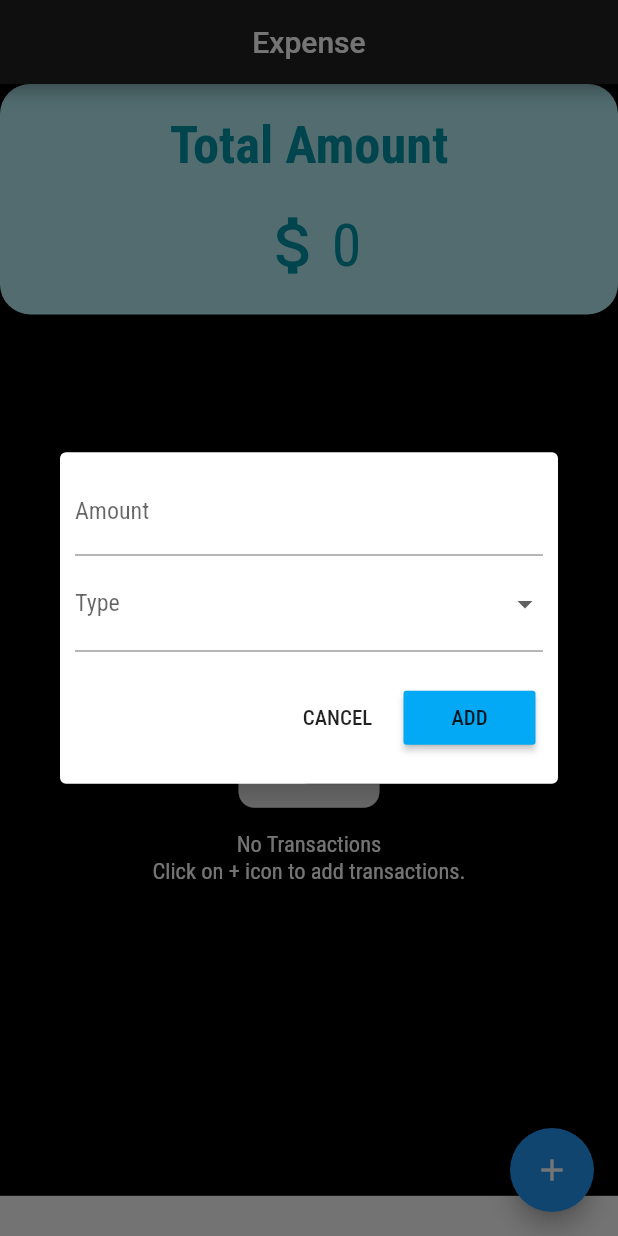
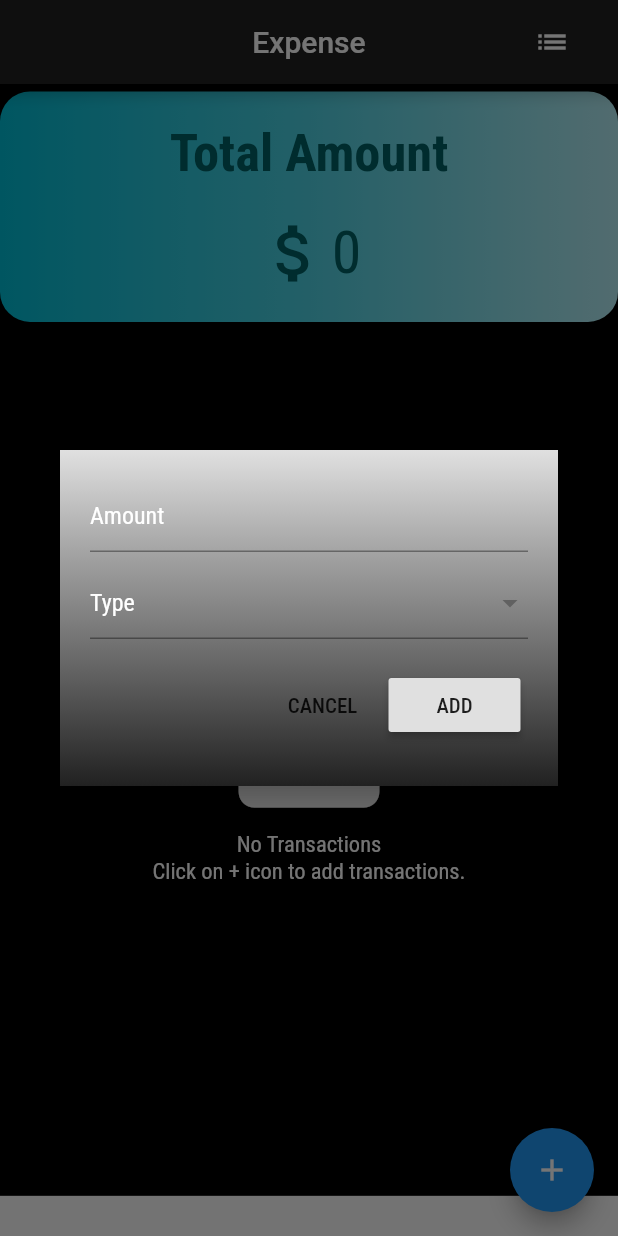
Before and after one commit to vaibhavjain30699/Expense_Flutter, a Flutter app: the screen it shows after launch, after a tap on the "add" icon, on a phone screen of 412 x 824 dp. Run offline on Flutter 3.47's test engine with Material 2 defaults, Android fonts, the light colour scheme and no system bars; our stand-ins replace google_fonts, sqflite; accounts and stored records are empty.

Commit message:
Small UI Changes

```diff
--- a/lib/main.dart
+++ b/lib/main.dart
@@ -2,7 +2,9 @@ import 'package:expense2/ExpenseDatabase.dart';
 import 'package:flutter/material.dart';
 import 'package:google_fonts/google_fonts.dart';
 import 'package:intl/intl.dart';
-import 'package:async/async.dart';
+
+List<ExpenseItem> _transactions = [];
+List<ExpenseItem> _monthlyTransactions = [];
 
 void main() => runApp(MyApp());
 
@@ -10,6 +12,7 @@ class MyApp extends StatelessWidget {
   @override
   Widget build(BuildContext context) {
     return MaterialApp(
+      debugShowCheckedModeBanner: false,
       title: 'Flutter Demo',
       theme: ThemeData(
         textTheme: GoogleFonts.robotoCondensedTextTheme(),
@@ -32,7 +35,6 @@ class MyHomePage extends StatefulWidget {
 class _MyHomePageState extends State<MyHomePage> {
 
   final ExpenseDBManger _expenseDBManger = new ExpenseDBManger();
-  List<ExpenseItem> _transactions = [];
   final GlobalKey<FormState> _formKey = GlobalKey<FormState>();
   final _amountController = TextEditingController();
   String _dropDownButtonValue = null;
@@ -56,16 +58,341 @@ class _MyHomePageState extends State<MyHomePage> {
       });
     });
   }
+  void getMonthlyTransactions(){
+    _expenseDBManger.getMonthlyTransactions().then((list){
+      setState(() {
+        _monthlyTransactions = list;
+      });
+    });
+  }
+
+  Widget listBody(){
+    if(_transactions.length>0){
+      return ListView.builder(
+        physics: BouncingScrollPhysics(),
+        itemCount: _transactions.length,
+        itemBuilder: (BuildContext context,int index){
+          Color background,textColor;
+          Widget logo;
+          if(_transactions[index].type=="Shopping"){
+            logo = Icon(Icons.shopping_cart,color: Colors.purple,size: 35,);
+            background = Colors.purple.shade100;
+            textColor = Colors.purple.shade900;
+          }
+          else if(_transactions[index].type=="Food"){
+            logo = Icon(Icons.fastfood,color: Colors.orange,size: 35,);
+            background = Colors.orange.shade100;
+            textColor = Colors.orange.shade900;
+          }
+          else if(_transactions[index].type=='Transportation'){
+            logo = Icon(Icons.directions_transit,color: Colors.green,size: 35,);
+            background = Colors.green.shade100;
+            textColor = Colors.green.shade900;
+          }
+          return Card(
+            shape: RoundedRectangleBorder(
+              borderRadius: BorderRadius.circular(15.0),
+            ),
+            color: background,
+            child: new ListTile(
+              leading: logo,
+              title: Column(
+                children: <Widget>[
+                  Text(
+                    _transactions[index].type,
+                    style: TextStyle(
+                      fontSize: 20,
+                      color: textColor,
+                    ),
+                  ),
+                  Text(_transactions[index].date,style: TextStyle(color: textColor),)
+                ],
+              ),
+              trailing: Text(
+                _transactions[index].amount.toString(),
+                style: TextStyle(
+                  fontSize: 25,
+                  color: textColor,
+                  fontWeight: FontWeight.bold,
+                ),
+              ),
+            ),
+          );
+        },
+      );
+    }
+    else{
+      return Center(
+        child: Column(
+          mainAxisSize: MainAxisSize.min,
+          children: <Widget>[
+            Icon(
+              Icons.account_balance_wallet,
+              color: Colors.white,
+              size: 125,
+            ),
+            Text(
+              'No Transactions\nClick on + icon to add transactions.',
+              textAlign: TextAlign.center,
+              style: TextStyle(
+                color: Colors.white,
+                fontSize: 15,
+              ),
+            ),
+          ],
+        ),
+      );
+    }
+  }
 
   @override
   Widget build(BuildContext context) {
 
-    //print(AppBar().preferredSize);
     double height = MediaQuery.of(context).size.height - 56.0;
-    //height -= double.parse(AppBar().preferredSize.toString());
-//    print(height);
     getTotalAmount();
     getTransaction();
+
+    return Scaffold(
+      appBar: new AppBar(
+        centerTitle: true,
+        title: Text("Expense"),
+        backgroundColor: Colors.grey.shade900,
+        actions: <Widget>[
+          FlatButton(
+            child: Icon(Icons.list,color: Colors.white,),
+            onPressed: (){
+              Navigator.push(context, MaterialPageRoute(builder: (context) => allTransactionsPage()));
+            },
+          )
+        ],
+      ),
+      body: Container(
+        color: Colors.black,
+        child: SingleChildScrollView(
+          child: Column(
+            children: <Widget>[
+              Padding(
+                padding: const EdgeInsets.only(top: 5),
+                child: Container(
+                  decoration: BoxDecoration(
+                    color: Colors.cyan.shade100,
+                    borderRadius: BorderRadius.all(Radius.circular(20.0)),
+                    gradient: LinearGradient(
+                      colors: [Colors.cyan.shade500,Colors.cyan.shade300,Colors.cyan.shade100]
+                    )
+                  ),
+                  height: height*0.2,
+//                color: Colors.cyan.shade100,
+                  child: Column(
+                    mainAxisAlignment: MainAxisAlignment.spaceEvenly,
+                    children: <Widget>[
+                      Text(
+                        'Total Amount',
+                        style: TextStyle(
+                          fontSize: 35,
+                          color: Colors.cyan.shade900,
+                          fontWeight: FontWeight.bold,
+                        ),
+                      ),
+                      Row(
+                        mainAxisAlignment: MainAxisAlignment.center,
+                        children: <Widget>[
+                          Icon(
+                            Icons.attach_money,
+                            size: 50,
+                            color: Colors.cyan.shade900,
+                          ),
+                          Text(
+                              (totalAmount==0)?'0':totalAmount.toString(),
+                            style: TextStyle(
+                              fontSize: 40,
+                              color: Colors.cyan.shade900,
+                            ),
+                          ),
+                        ],
+                      ),
+                    ],
+                  ),
+                ),
+              ),
+              Padding(
+                padding: const EdgeInsets.fromLTRB(0,6.6,0,0),
+                child: Container(
+                  height: height*0.75,
+                  child: listBody(),
+                ),
+              )
+            ],
+          ),
+        ),
+      ),
+      floatingActionButton: FloatingActionButton(
+        backgroundColor: Colors.blue.shade500,
+        child: Icon(Icons.add),
+        onPressed: (){
+          showDialog(
+            barrierDismissible: false,
+            context: context,
+            builder: (context){
+              return StatefulBuilder(
+                builder: (BuildContext context,StateSetter setState){
+                  return Dialog(
+                    shape: RoundedRectangleBorder(
+                      borderRadius: BorderRadius.circular(20.0)
+                    ),
+                    elevation: 10,
+                    backgroundColor: Colors.grey.shade900,
+                    child: Container(
+                      decoration: BoxDecoration(
+                        gradient: LinearGradient(
+                          begin: Alignment.topLeft,
+                          end: Alignment.bottomLeft,
+                          colors: [Colors.grey.shade300,Colors.grey.shade500,Colors.grey.shade700,Colors.grey.shade900],
+                        )
+                      ),
+                      child: Column(
+                        mainAxisSize: MainAxisSize.min,
+                        children: <Widget>[
+                          Form(
+                            key: _formKey,
+                            child: Padding(
+                              padding: const EdgeInsets.all(20),
+                              child: Column(
+                                children: <Widget>[
+                                  TextFormField(
+                                    keyboardType: TextInputType.number,
+                                    decoration: InputDecoration(labelText: "Amount",labelStyle: TextStyle(color: Colors.white),contentPadding: EdgeInsets.zero),
+                                    controller: _amountController,
+                                    validator: (val)=>(val.isNotEmpty)?(int.parse(val)<1000?null:"Amount >= 1000"):"Invalid",
+                                    style: TextStyle(
+                                      color: Colors.white
+                                    ),
+                                  ),
+                                  SizedBox(height: 10,),
+                                  DropdownButtonFormField(
+                                    decoration: InputDecoration(labelText: "Type",labelStyle: TextStyle(color: Colors.white),focusColor: Colors.grey,contentPadding: EdgeInsets.zero),
+                                    validator: (val)=>(val == null)?"Invalid":null,
+                                    value: _dropDownButtonValue,
+                                    onChanged: (value){
+                                      setState(() {
+                                        this._dropDownButtonValue = value;
+                                        print(_dropDownButtonValue);
+                                      });
+                                    },
+                                    style: TextStyle(
+                                      color: Colors.white
+                                    ),
+                                    onSaved: (value){
+                                      setState(() {
+                                        this._dropDownButtonValue = value;
+                                        print(_dropDownButtonValue);
+                                      });
+                                    },
+                                    items: <DropdownMenuItem>[
+                                      DropdownMenuItem(
+                                        value: "Shopping",
+                                        child: Row(
+                                          children: <Widget>[
+                                            SizedBox(width: 5,),
+                                            Icon(Icons.shopping_cart,color: Colors.purple,),
+                                            SizedBox(width: 5,),
+                                            Text("Shopping",style: TextStyle(color: Colors.black),),
+                                          ],
+                                        ),
+                                      ),
+                                      DropdownMenuItem(
+                                        value: "Food",
+                                        child: Row(
+                                          children: <Widget>[
+                                            SizedBox(width: 5,),
+                                            Icon(Icons.fastfood,color: Colors.orange,),
+                                            SizedBox(width: 5,),
+                                            Text("Food",style: TextStyle(color: Colors.black),),
+                                          ],
+                                        ),
+                                      ),
+                                      DropdownMenuItem(
+                                        value: "Transportation",
+                                        child: Row(
+                                          children: <Widget>[
+                                            SizedBox(width: 5,),
+                                            Icon(Icons.directions_transit,color: Colors.green,),
+                                            SizedBox(width: 5,),
+                                            Text("Transportation",style: TextStyle(color: Colors.black),),
+                                          ],
+                                        ),
+                                      ),
+                                    ].toList(),
+                                  ),
+                                  SizedBox(height: 20,),
+                                  Row(
+                                    mainAxisAlignment: MainAxisAlignment.end,
+                                    children: <Widget>[
+                                      FlatButton(
+                                        child: Text("CANCEL"),
+                                        onPressed: (){
+                                          Navigator.pop(context);
+                                          _amountController.clear();
+                                          _dropDownButtonValue = null;
+                                        },
+                                      ),
+                                      RaisedButton(
+                                        color: Colors.grey.shade300,
+                                        child: Text("ADD"),
+                                        onPressed: (){
+                                          _insertTransaction();
+                                          getTotalAmount();
+                                        },
+                                      ),
+                                      SizedBox(width: 5,)
+                                    ],
+                                  ),
+                                  SizedBox(height: 10,)
+                                ],
+                              ),
+                            ),
+                          )
+                        ],
+                      ),
+                    ),
+                  );
+                },
+              );
+            }
+          );
+        },
+      ),
+      floatingActionButtonLocation: FloatingActionButtonLocation.endFloat,
+    );
+  }
+
+  void _insertTransaction(){
+    if(_formKey.currentState.validate()){
+      var _dateTime = new DateTime.now();
+      ExpenseItem temp = new ExpenseItem(amount: int.parse(_amountController.text), type: _dropDownButtonValue, date: new DateFormat("dd-MM-yyyy").format(_dateTime), time: new DateFormat("H:m:s").format(_dateTime));
+      _expenseDBManger.addTransactions(temp).then((id){
+        print("Id = $id");
+        _amountController.clear();
+        _dropDownButtonValue = null;
+        _expenseDBManger.getAllItems().then((list){
+          setState(() {
+            _transactions = list;
+          });
+        });
+      });
+      Navigator.of(context,rootNavigator: true).pop();
+    }
+  }
+}
+
+
+
+class allTransactionsPage extends StatefulWidget {
+  @override
+  _allTransactionsPageState createState() => _allTransactionsPageState();
+}
+
+class _allTransactionsPageState extends State<allTransactionsPage> {
 
   Widget listBody(){
     if(_transactions.length>0){
@@ -150,287 +477,16 @@ class _MyHomePageState extends State<MyHomePage> {
     }
   }
 
+
+  @override
+  Widget build(BuildContext context) {
     return Scaffold(
-      appBar: new AppBar(
-        title: Center(child: Text("Expense")),
+      appBar: AppBar(
+        centerTitle: true,
+        title: Text('Transactions'),
         backgroundColor: Colors.grey.shade900,
       ),
-      body: Container(
-        color: Colors.black,
-        child: SingleChildScrollView(
-          child: Column(
-            children: <Widget>[
-              Container(
-                decoration: BoxDecoration(
-                  color: Colors.cyan.shade100,
-                  borderRadius: BorderRadius.all(Radius.circular(20.0)),
-                ),
-                height: height*0.2,
-//                color: Colors.cyan.shade100,
-                child: Column(
-                  mainAxisAlignment: MainAxisAlignment.spaceEvenly,
-                  children: <Widget>[
-                    Text(
-                      'Total Amount',
-                      style: TextStyle(
-                        fontSize: 35,
-                        color: Colors.cyan.shade700,
-                        fontWeight: FontWeight.bold,
-                      ),
-                    ),
-                    Row(
-                      mainAxisAlignment: MainAxisAlignment.center,
-                      children: <Widget>[
-                        Icon(
-                          Icons.attach_money,
-                          size: 50,
-                          color: Colors.cyan.shade700,
-                        ),
-                        Text(
-                            (totalAmount==0)?'0':totalAmount.toString(),
-                          style: TextStyle(
-                            fontSize: 40,
-                            color: Colors.cyan.shade700,
-                          ),
-                        ),
-                      ],
-                    ),
-                  ],
-                ),
-              ),
-              Padding(
-                padding: const EdgeInsets.fromLTRB(0,11.6,0,0),
-                child: Container(
-                  height: height*0.75,
-                  child: listBody(),
-                ),
-              )
-            ],
-          ),
-        ),
-      ),
-      floatingActionButton: FloatingActionButton(
-        backgroundColor: Colors.blue.shade500,
-        child: Icon(Icons.add),
-        onPressed: (){
-          showDialog(
-            barrierDismissible: false,
-            context: context,
-            builder: (context){
-              return StatefulBuilder(
-                builder: (BuildContext context,StateSetter setState){
-                  return Dialog(
-                    elevation: 10,
-                    child: Column(
-                      mainAxisSize: MainAxisSize.min,
-                      children: <Widget>[
-                        Form(
-                          key: _formKey,
-                          child: Padding(
-                            padding: const EdgeInsets.all(10),
-                            child: Column(
-                              children: <Widget>[
-                                TextFormField(
-                                  keyboardType: TextInputType.number,
-                                  decoration: InputDecoration(labelText: "Amount"),
-                                  controller: _amountController,
-                                  validator: (val)=>val.isNotEmpty?null:"Empty",
-                                ),
-                                DropdownButtonFormField(
-                                  decoration: InputDecoration(labelText: "Type"),
-                                  validator: (val)=>val == null?"Empty":null,
-                                  value: _dropDownButtonValue,
-                                  onChanged: (value){
-                                    setState(() {
-                                      this._dropDownButtonValue = value;
-                                      print(_dropDownButtonValue);
-                                    });
-                                  },
-                                  onSaved: (value){
-                                    setState(() {
-                                      this._dropDownButtonValue = value;
-                                      print(_dropDownButtonValue);
-                                    });
-                                  },
-                                  items: <DropdownMenuItem>[
-                                    DropdownMenuItem(
-                                      value: "Shopping",
-                                      child: Row(
-                                        children: <Widget>[
-                                          SizedBox(width: 5,),
-                                          Icon(Icons.shopping_cart,color: Colors.purple,),
-                                          SizedBox(width: 5,),
-                                          Text("Shopping"),
-                                        ],
-                                      ),
-                                    ),
-                                    DropdownMenuItem(
-                                      value: "Food",
-                                      child: Row(
-                                        children: <Widget>[
-                                          SizedBox(width: 5,),
-                                          Icon(Icons.fastfood,color: Colors.orange,),
-                                          SizedBox(width: 5,),
-                                          Text("Food"),
-                                        ],
-                                      ),
-                                    ),
-                                    DropdownMenuItem(
-                                      value: "Transportation",
-                                      child: Row(
-                                        children: <Widget>[
-                                          SizedBox(width: 5,),
-                                          Icon(Icons.directions_transit,color: Colors.green,),
-                                          SizedBox(width: 5,),
-                                          Text("Transportation"),
-                                        ],
-                                      ),
-                                    ),
-                                  ].toList(),
-                                ),
-                                SizedBox(height: 20,),
-                                Row(
-                                  mainAxisAlignment: MainAxisAlignment.end,
-                                  children: <Widget>[
-                                    FlatButton(
-                                      child: Text("CANCEL"),
-                                      onPressed: (){
-                                        Navigator.pop(context);
-                                      },
-                                    ),
-                                    RaisedButton(
-                                      color: Colors.lightBlue,
-                                      child: Text("ADD"),
-                                      onPressed: (){
-                                        _insertTransaction();
-                                        getTotalAmount();
-                                      },
-                                    ),
-                                    SizedBox(width: 5,)
-                                  ],
-                                ),
-                                SizedBox(height: 10,)
-                              ],
-                            ),
-                          ),
-                        )
-                      ],
-                    ),
-                  );
-                },
+      body: listBody(),
     );
   }
-          );
-        },
-      ),
-      floatingActionButtonLocation: FloatingActionButtonLocation.endFloat,
-    );
 }
-
-  void _insertTransaction(){
-    if(_formKey.currentState.validate()){
-      var _dateTime = new DateTime.now();
-      ExpenseItem temp = new ExpenseItem(amount: int.parse(_amountController.text), type: _dropDownButtonValue, date: new DateFormat("dd-MM-yyyy").format(_dateTime), time: new DateFormat("H:m:s").format(_dateTime));
-      _expenseDBManger.addTransactions(temp).then((id){
-        print("Id = $id");
-        _amountController.clear();
-        _dropDownButtonValue = null;
-        _expenseDBManger.getAllItems().then((list){
-          setState(() {
-            _transactions = list;
-          });
-        });
-      });
-      Navigator.of(context,rootNavigator: true).pop();
-    }
-  }
-}
-
-
-//
-//FutureBuilder(
-//future: _expenseDBManger.getAllItems(),
-//builder: (context,snapshot){
-//if(snapshot.hasData){
-//print(snapshot.data);
-////print('List length is $_transactions.length');
-//_transactions = snapshot.data;
-//return ListView.builder(
-//itemCount: _transactions.length,
-//itemBuilder: (BuildContext context,int index){
-//Color background,textColor;
-//Widget logo;
-//if(_transactions[index].type=="Shopping"){
-//logo = Icon(Icons.shopping_cart,color: Colors.purple,size: 35,);
-//background = Colors.purple.shade100;
-//textColor = Colors.purple.shade900;
-//}
-//else if(_transactions[index].type=="Food"){
-//logo = Icon(Icons.fastfood,color: Colors.orange,size: 35,);
-//background = Colors.orange.shade100;
-//textColor = Colors.orange.shade900;
-//}
-//else if(_transactions[index].type=='Transportation'){
-//logo = Icon(Icons.directions_transit,color: Colors.green,size: 35,);
-//background = Colors.green.shade100;
-//textColor = Colors.green.shade900;
-//}
-//return Card(
-//shape: RoundedRectangleBorder(
-//borderRadius: BorderRadius.circular(15.0),
-//),
-//color: background,
-//child: new ListTile(
-//leading: logo,
-//title: Column(
-//children: <Widget>[
-//Text(
-//_transactions[index].type,
-//style: TextStyle(
-//fontSize: 25,
-//color: textColor,
-//),
-//),
-//Text(_transactions[index].date,style: TextStyle(color: textColor),)
-//],
-//),
-//trailing: Column(
-//children: <Widget>[
-//Text(
-//_transactions[index].amount.toString(),
-//style: TextStyle(
-//fontSize: 25,
-//color: textColor,
-//fontWeight: FontWeight.bold,
-//),
-//),
-//],
-//),
-//),
-//);
-//},
-//);
-//}else{
-//return Center(
-//child: Column(
-//mainAxisSize: MainAxisSize.min,
-//children: <Widget>[
-//Icon(
-//Icons.account_balance_wallet,
-//color: Colors.white,
-//size: 125,
-//),
-//Text(
-//'No Transactions\nClick on + icon to add transactions.',
-//textAlign: TextAlign.center,
-//style: TextStyle(
-//color: Colors.white,
-//fontSize: 15,
-//),
-//),
-//],
-//),
-//);
-//}
-//},
-//),
```
Also changed, not shown: lib/ExpenseDatabase.dart (+27 -1 lines). Lines whose indentation alone changed are shown as unchanged.
